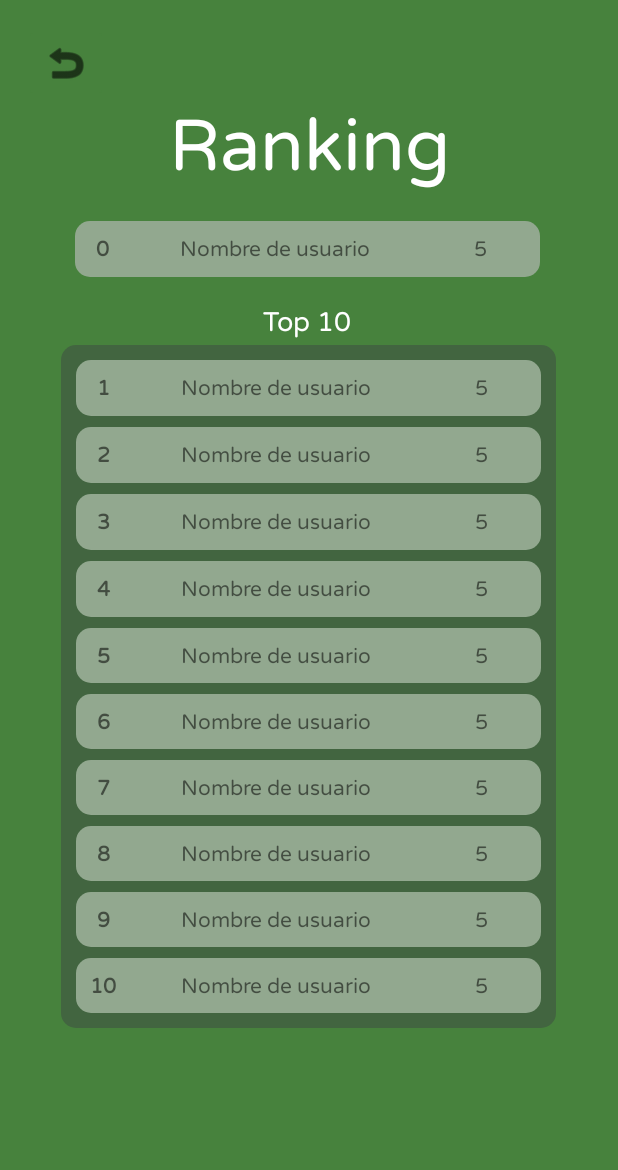
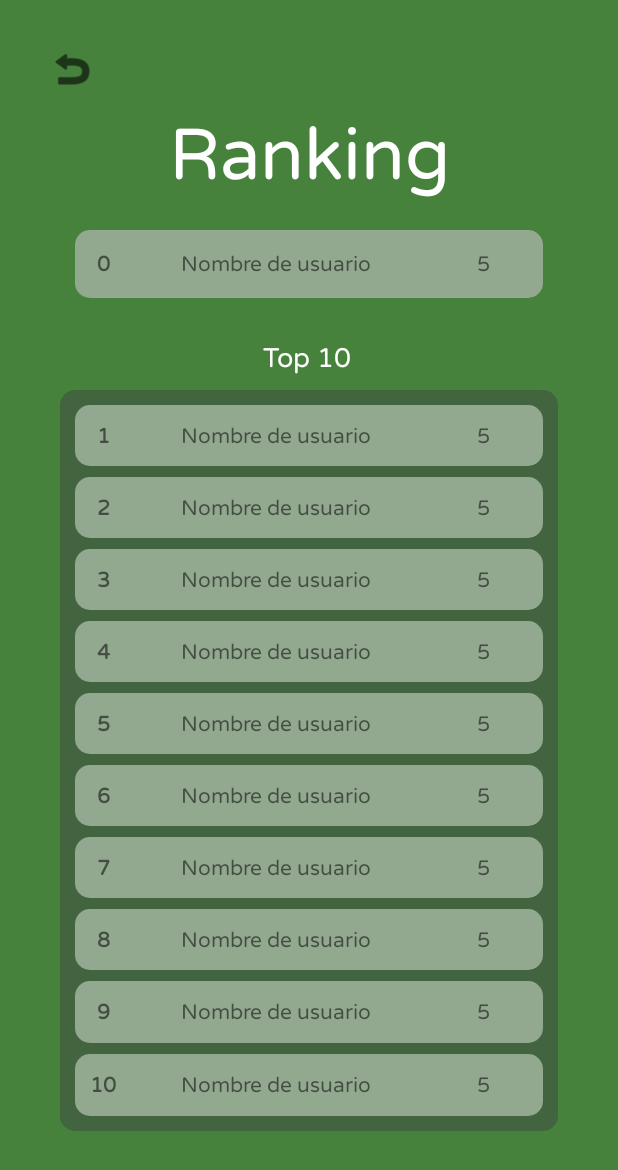
Before and after one commit to CrazyJMB/TheECOGame_mobile, an Android app: the RankingActivity screen opened directly, with no data from a screen before it, on a phone screen of 412 x 824 dp. Shown: the top 1170 px of the screen. Run offline under Robolectric (Android 15) with nearby library versions, the phone set to English and light mode, and no system bars; our stand-ins replace Picasso; network calls fail; pictures from the network do not load; 3 statements that could not run were skipped.

Commit message:
Cambios visuales en la vista de ranking - Responsive design

```diff
--- a/app/src/main/res/layout/activity_ranking.xml
+++ b/app/src/main/res/layout/activity_ranking.xml
@@ -11,8 +11,8 @@
         android:id="@+id/btnBack"
         android:layout_width="wrap_content"
         android:layout_height="wrap_content"
-        android:layout_marginStart="16dp"
-        android:layout_marginTop="16dp"
+        android:layout_marginStart="20dp"
+        android:layout_marginTop="20dp"
         android:backgroundTint="@color/background_green"
         android:contentDescription="@string/back"
         android:onClick="goToMainScreen"
@@ -26,7 +26,7 @@
         android:id="@+id/tvRanking"
         android:layout_width="wrap_content"
         android:layout_height="wrap_content"
-        android:layout_marginTop="64dp"
+        android:layout_marginTop="70dp"
         android:text="@string/ranking"
         android:textColor="@color/white"
         android:textSize="@dimen/title_font_size"
@@ -36,11 +36,15 @@
 
     <LinearLayout
         android:id="@+id/llActualUser"
-        android:layout_width="310dp"
-        android:layout_height="37dp"
+        android:layout_width="0dp"
+        android:layout_height="45dp"
+        android:layout_marginStart="50dp"
         android:layout_marginTop="20dp"
+        android:layout_marginEnd="50dp"
+        android:layout_marginBottom="17dp"
         android:background="@drawable/btn_shape_rounded_square"
         android:orientation="horizontal"
+        app:layout_constraintBottom_toTopOf="@+id/tvTop10"
         app:layout_constraintEnd_toEndOf="parent"
         app:layout_constraintHorizontal_bias="0.489"
         app:layout_constraintStart_toStartOf="parent"
@@ -68,6 +72,7 @@
                 android:layout_width="25dp"
                 android:layout_height="25dp"
                 android:layout_gravity="center_vertical"
+                android:contentDescription="@string/image"
                 tools:src="@tools:sample/avatars" />
 
         </LinearLayout>
@@ -105,10 +110,10 @@
         android:id="@+id/tvTop10"
         android:layout_width="wrap_content"
         android:layout_height="wrap_content"
+        android:layout_marginTop="10dp"
         android:text="@string/top10"
         android:textColor="@color/white"
         android:textSize="18dp"
-        android:layout_marginBottom="4dp"
         app:layout_constraintBottom_toTopOf="@+id/linearLayout2"
         app:layout_constraintEnd_toEndOf="parent"
         app:layout_constraintHorizontal_bias="0.498"
@@ -119,23 +124,27 @@
     <!--Contenedor vertical-->
     <LinearLayout
         android:id="@+id/linearLayout2"
-        android:layout_width="330dp"
-        android:layout_height="455dp"
-        android:layout_marginTop="45dp"
+        android:layout_width="0dp"
+        android:layout_height="0dp"
+        android:layout_marginStart="40dp"
+        android:layout_marginTop="10dp"
+        android:layout_marginEnd="40dp"
+        android:layout_marginBottom="70dp"
         android:background="@drawable/btn_shape_rounded_square_darker"
         android:orientation="vertical"
         android:padding="10dp"
+        app:layout_constraintBottom_toBottomOf="parent"
         app:layout_constraintEnd_toEndOf="parent"
         app:layout_constraintHorizontal_bias="0.495"
         app:layout_constraintStart_toStartOf="parent"
-        app:layout_constraintTop_toBottomOf="@+id/llActualUser">
+        app:layout_constraintTop_toBottomOf="@+id/tvTop10">
 
         <!--User 1-->
         <!--Contenedor prpal-->
         <LinearLayout
             android:id="@+id/llRank1"
-            android:layout_width="310dp"
-            android:layout_height="37dp"
+            android:layout_width="match_parent"
+            android:layout_height="40dp"
             android:layout_weight="1"
             android:background="@drawable/btn_shape_rounded_square"
             android:orientation="horizontal"
@@ -203,8 +212,8 @@
         <!--Contenedor prpal-->
         <LinearLayout
             android:id="@+id/llRank2"
-            android:layout_width="310dp"
-            android:layout_height="37dp"
+            android:layout_width="match_parent"
+            android:layout_height="40dp"
             android:layout_marginTop="7dp"
             android:layout_weight="1"
             android:background="@drawable/btn_shape_rounded_square"
@@ -273,8 +282,8 @@
         <!--Contenedor prpal-->
         <LinearLayout
             android:id="@+id/llRank3"
-            android:layout_width="310dp"
-            android:layout_height="37dp"
+            android:layout_width="match_parent"
+            android:layout_height="40dp"
             android:layout_marginTop="7dp"
             android:layout_weight="1"
             android:background="@drawable/btn_shape_rounded_square"
@@ -343,8 +352,8 @@
         <!--Contenedor prpal-->
         <LinearLayout
             android:id="@+id/llRank4"
-            android:layout_width="310dp"
-            android:layout_height="37dp"
+            android:layout_width="match_parent"
+            android:layout_height="40dp"
             android:layout_marginTop="7dp"
             android:layout_weight="1"
             android:background="@drawable/btn_shape_rounded_square"
@@ -413,8 +422,8 @@
         <!--Contenedor prpal-->
         <LinearLayout
             android:id="@+id/llRank5"
-            android:layout_width="310dp"
-            android:layout_height="37dp"
+            android:layout_width="match_parent"
+            android:layout_height="40dp"
             android:layout_marginTop="7dp"
             android:layout_weight="1"
             android:background="@drawable/btn_shape_rounded_square"
@@ -483,8 +492,8 @@
         <!--Contenedor prpal-->
         <LinearLayout
             android:id="@+id/llRank6"
-            android:layout_width="310dp"
-            android:layout_height="37dp"
+            android:layout_width="match_parent"
+            android:layout_height="40dp"
             android:layout_marginTop="7dp"
             android:layout_weight="1"
             android:background="@drawable/btn_shape_rounded_square"
@@ -553,8 +562,8 @@
         <!--Contenedor prpal-->
         <LinearLayout
             android:id="@+id/llRank7"
-            android:layout_width="310dp"
-            android:layout_height="37dp"
+            android:layout_width="match_parent"
+            android:layout_height="40dp"
             android:layout_marginTop="7dp"
             android:layout_weight="1"
             android:background="@drawable/btn_shape_rounded_square"
@@ -623,8 +632,8 @@
         <!--Contenedor prpal-->
         <LinearLayout
             android:id="@+id/llRank8"
-            android:layout_width="310dp"
-            android:layout_height="37dp"
+            android:layout_width="match_parent"
+            android:layout_height="40dp"
             android:layout_marginTop="7dp"
             android:layout_weight="1"
             android:background="@drawable/btn_shape_rounded_square"
@@ -693,8 +702,8 @@
         <!--Contenedor prpal-->
         <LinearLayout
             android:id="@+id/llRank9"
-            android:layout_width="310dp"
-            android:layout_height="37dp"
+            android:layout_width="match_parent"
+            android:layout_height="40dp"
             android:layout_marginTop="7dp"
             android:layout_weight="1"
             android:background="@drawable/btn_shape_rounded_square"
@@ -763,8 +772,8 @@
         <!--Contenedor prpal-->
         <LinearLayout
             android:id="@+id/llRank10"
-            android:layout_width="310dp"
-            android:layout_height="37dp"
+            android:layout_width="match_parent"
+            android:layout_height="40dp"
             android:layout_marginTop="7dp"
             android:layout_weight="1"
             android:background="@drawable/btn_shape_rounded_square"
```
